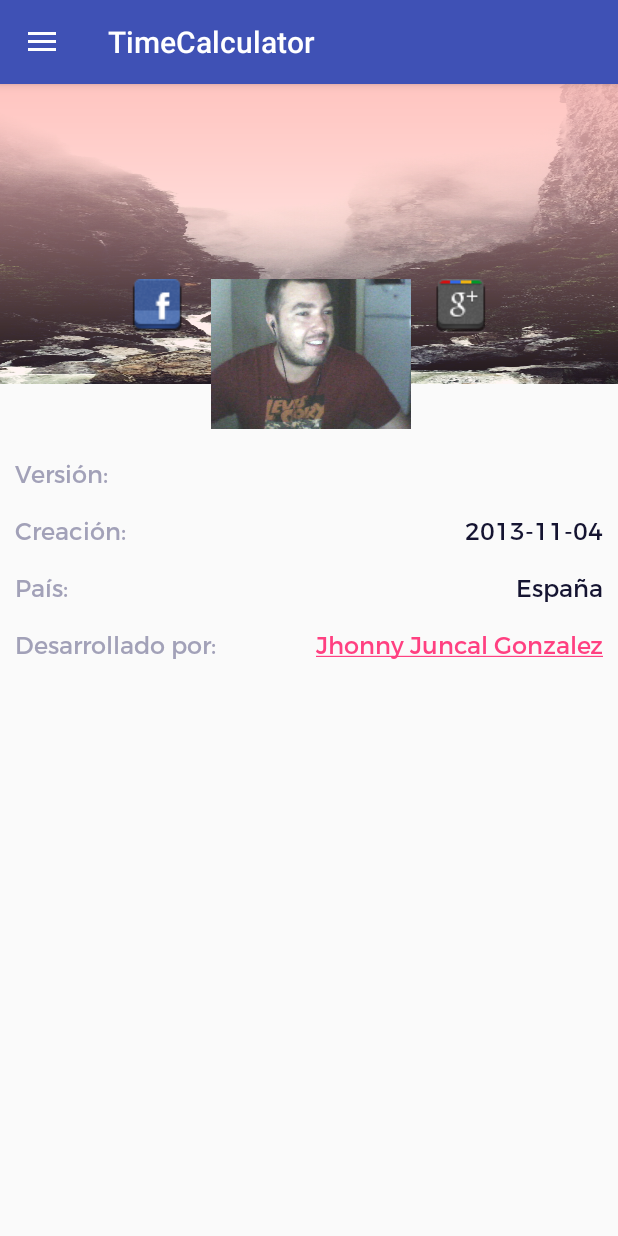
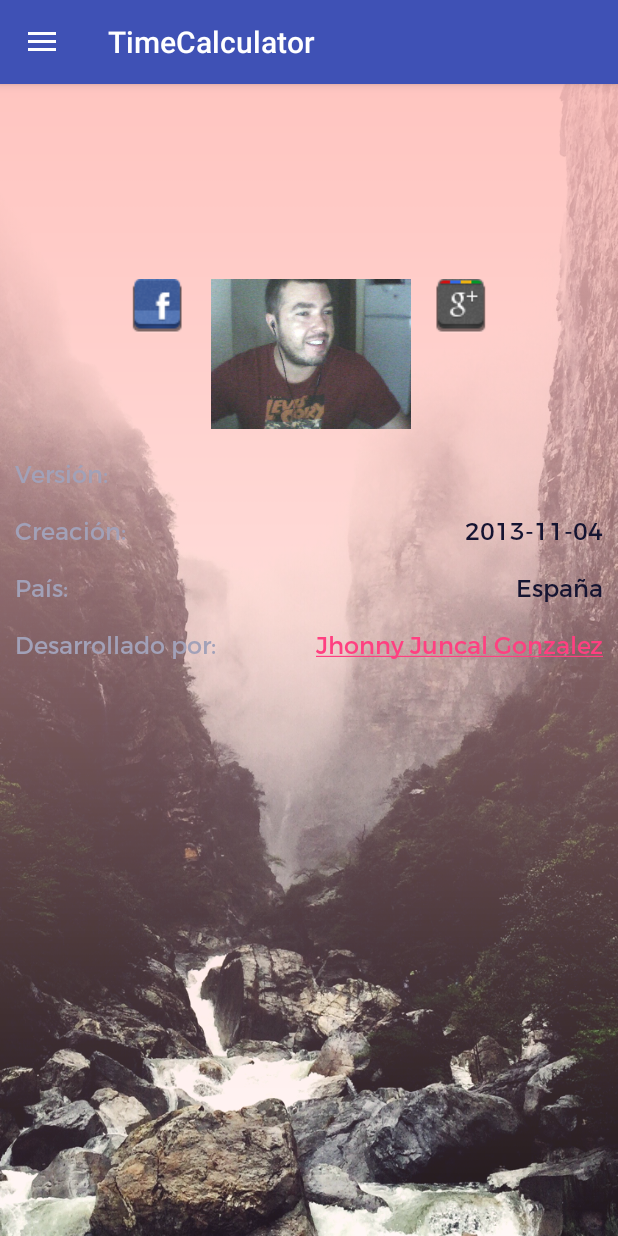
Before and after one commit to jhonnyjuncal/jhonny-calculator, an Android app: the AcercaActivity screen opened directly, with no data from a screen before it, on a phone screen of 412 x 824 dp. Run offline under Robolectric (Android 15) with nearby library versions, the phone set to English and light mode, and no system bars.

Commit message:
Cambios del NavigationDrawer

```diff
--- a/app/src/main/res/drawable/side_nav_bar.xml
+++ b/app/src/main/res/drawable/side_nav_bar.xml
@@ -2,8 +2,8 @@
     android:shape="rectangle">
     <gradient
         android:angle="135"
-        android:centerColor="#4CAF50"
-        android:endColor="#2E7D32"
-        android:startColor="#81C784"
+        android:centerColor="#D34949"
+        android:endColor="#D13737"
+        android:startColor="#D25E5E"
         android:type="linear" />
 </shape>
--- a/app/src/main/res/layout/app_bar_acerca.xml
+++ b/app/src/main/res/layout/app_bar_acerca.xml
@@ -5,7 +5,7 @@
     android:layout_width="match_parent"
     android:layout_height="match_parent"
     android:fitsSystemWindows="true"
-    tools:context="com.jhonny.timecalculator.timecalculator.AcercaActivity">
+    tools:context="com.jhonny.timecalculator.activity.AcercaActivity">
 
     <android.support.design.widget.AppBarLayout
         android:layout_width="match_parent"
--- a/app/src/main/res/layout/app_bar_calculadora_semanal.xml
+++ b/app/src/main/res/layout/app_bar_calculadora_semanal.xml
@@ -5,7 +5,7 @@
     android:layout_width="match_parent"
     android:layout_height="match_parent"
     android:fitsSystemWindows="true"
-    tools:context="com.jhonny.timecalculator.timecalculator.com.jhonny.timecalculator.activity.CalcSemanalActivity">
+    tools:context="com.jhonny.timecalculator.activity.CalcSemanalActivity">
 
     <android.support.design.widget.AppBarLayout
         android:layout_width="match_parent"
--- a/app/src/main/res/layout/app_bar_principal.xml
+++ b/app/src/main/res/layout/app_bar_principal.xml
@@ -5,7 +5,7 @@
     android:layout_width="match_parent"
     android:layout_height="match_parent"
     android:fitsSystemWindows="true"
-    tools:context="com.jhonny.timecalculator.timecalculator.com.jhonny.timecalculator.activity.PrincipalActivity">
+    tools:context="com.jhonny.timecalculator.activity.PrincipalActivity">
 
     <android.support.design.widget.AppBarLayout
         android:layout_width="match_parent"
--- a/app/src/main/res/layout/content_acerca.xml
+++ b/app/src/main/res/layout/content_acerca.xml
@@ -2,11 +2,13 @@
 <RelativeLayout xmlns:android="http://schemas.android.com/apk/res/android"
     xmlns:app="http://schemas.android.com/apk/res-auto"
     xmlns:tools="http://schemas.android.com/tools"
+    android:id="@+id/content_acerca"
     android:layout_width="match_parent"
     android:layout_height="match_parent"
     app:layout_behavior="@string/appbar_scrolling_view_behavior"
     tools:context="com.jhonny.timecalculator.activity.AcercaActivity"
-    tools:showIn="@layout/app_bar_acerca">
+    tools:showIn="@layout/app_bar_acerca"
+    android:background="@mipmap/fondo4_1">
 
     <LinearLayout
         android:orientation="vertical"
@@ -16,8 +18,7 @@
         <LinearLayout
             android:orientation="vertical"
             android:layout_width="match_parent"
-            android:layout_height="200dp"
-            android:background="@mipmap/fondo4_1" />
+            android:layout_height="200dp" />
 
         <LinearLayout
             android:orientation="vertical"
--- a/app/src/main/res/layout/content_principal.xml
+++ b/app/src/main/res/layout/content_principal.xml
@@ -8,13 +8,12 @@
     app:layout_behavior="@string/appbar_scrolling_view_behavior"
     tools:context="com.jhonny.timecalculator.activity.CalcSemanalActivity"
     tools:showIn="@layout/app_bar_calculadora_semanal"
-    >
+    android:background="@mipmap/fondo4_6">
 
     <LinearLayout
         android:orientation="vertical"
         android:layout_width="match_parent"
         android:layout_height="match_parent"
-        android:background="@mipmap/fondo4_6"
         android:gravity="center_horizontal">
 
         <ImageView
--- a/app/src/main/res/menu/activity_drawer.xml
+++ b/app/src/main/res/menu/activity_drawer.xml
@@ -4,11 +4,11 @@
     <group android:checkableBehavior="single">
         <item
             android:id="@+id/nav_principal"
-            android:icon="@drawable/ic_"
+            android:icon="@drawable/ic_menu_home"
             android:title="Principal" />
         <item
             android:id="@+id/nav_por_semana"
-            android:icon="@drawable/ic_menu_slideshow"
+            android:icon="@drawable/ic_menu_calendar_semanal"
             android:title="Por semana" />
     </group>
 
@@ -16,9 +16,8 @@
         <menu>
             <item
                 android:id="@+id/nav_acerca"
-                android:icon="@drawable/ic_menu_send"
+                android:icon="@drawable/ic_menu_acerca"
                 android:title="Acerca de ..." />
         </menu>
     </item>
-
 </menu>
```
Also changed, not shown: app/src/main/res/layout/nav_header_principal.xml (+5 -5 lines), app/src/main/res/drawable/ic_menu_acerca.png (added), app/src/main/res/drawable/ic_menu_calendar_semanal.png (added), app/src/main/res/drawable/ic_menu_home.png (added), app/src/main/res/mipmap-hdpi/boton_abajo.png (deleted), app/src/main/res/mipmap-hdpi/boton_arriba.png (deleted).
